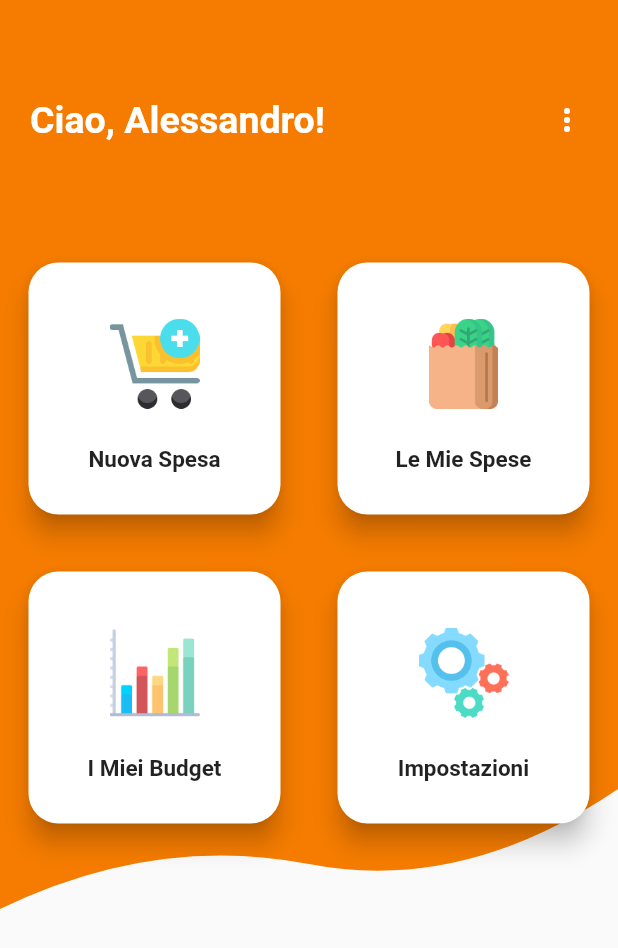
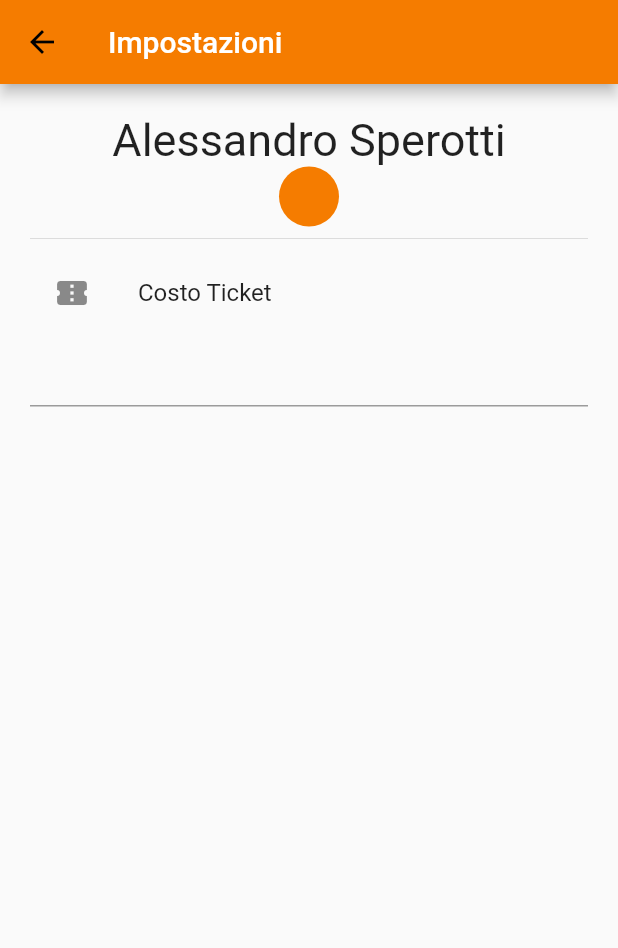
Before and after one commit to AleSpero/SmartTicket, a Flutter app: the screen it shows after launch, after a tap on "Impostazioni", on a phone screen of 412 x 824 dp. Shown: the top 948 px of the screen. Run offline on Flutter 3.47's test engine with Material 2 defaults, Android fonts, the phone set to English and light mode, and no system bars; our stand-ins replace percent_indicator, shared_preferences, sqflite; missing offline and left inert: simple_permissions; accounts and stored records are empty.

Commit message:
added almost every link with shoppingitems/products! + added wip ticket price sharedpreferences + added auto product check after ocr

```diff
--- a/smart_ticket/lib/HomeScreen.dart
+++ b/smart_ticket/lib/HomeScreen.dart
@@ -106,7 +106,8 @@ class _HomeScreenState extends State<HomeScreen> {
                           "assets/icons/settings.png",
                           width: 60,
                           height: 60,
-                        )))
+                        ),
+                    routeName: SmartTicketApp.ROUTE_SETTINGS,))
               ],
             )
         )]),
--- /dev/null
+++ b/smart_ticket/lib/SettingsScreen.dart
@@ -0,0 +1,47 @@
+import 'package:flutter/material.dart';
+import 'package:shared_preferences/shared_preferences.dart';
+
+
+class SettingsScreen extends StatefulWidget {
+  @override
+  _SettingsScreenState createState() => _SettingsScreenState();
+
+}
+
+class _SettingsScreenState extends State<SettingsScreen> {
+  @override
+  Widget build(BuildContext context) {
+    return Scaffold(
+      appBar: AppBar(
+        title: Text("Impostazioni"),
+      ),
+      body: Container(
+        padding: EdgeInsets.all(20),
+          child: Column(
+            mainAxisSize: MainAxisSize.min,
+        children: <Widget>[
+          Text("Alessandro Sperotti",
+              textAlign: TextAlign.center,
+              style: TextStyle(fontSize: 30)),
+          CircleAvatar(),
+          Divider(),
+          ListView(
+            shrinkWrap: true,
+            children: <Widget>[
+            ListTile(leading: Icon(Icons.confirmation_number), title: Text("Costo Ticket"),),
+            TextField(onChanged: (newValue){
+              setTicketPrice(newValue);
+            },)
+          ],)
+        ],
+      )),
+    );
+  }
+
+  void setTicketPrice(String price) async{
+
+    SharedPreferences prefs = await SharedPreferences.getInstance();
+    prefs.setDouble("ticketPrice", double.parse(price));
+  }
+
+}
--- a/smart_ticket/lib/helpers/OcrDebugView.dart
+++ b/smart_ticket/lib/helpers/OcrDebugView.dart
@@ -80,15 +80,15 @@ class OcrDebugViewState extends State<OcrDebugView> {
   }
 
   void checkProduct(Product product, String price) {
-    //Pop dialog
     //Ora dovrebbe essere un product
-    //TODO query db: PRima aggiorna product con costo e checked state a 1, poi salvalo sul db e poppa
     debugPrint('$price prezzo');
     product.cost = double.parse(price);
 
+    //TODO chiedi quanti prodotti ci sono (nel dialog) magari con bottoncini per aumentare/diminuire
     StDbHelper().updateProduct(product);
     debugPrint("Ci sono");
     Navigator.of(context).pop();
-    Navigator.of(context).pop();
+    //Id del prodotto poppato
+    Navigator.of(context).pop(product.id);
   }
 }
--- a/smart_ticket/lib/main.dart
+++ b/smart_ticket/lib/main.dart
@@ -2,6 +2,7 @@ import 'package:flutter/foundation.dart';
 import 'package:flutter/material.dart';
 import 'package:flutter/services.dart';
 import 'package:smart_ticket/HomeScreen.dart';
+import 'package:smart_ticket/SettingsScreen.dart';
 import 'package:smart_ticket/addproduct.dart';
 import 'package:smart_ticket/helpers/OcrDebugView.dart';
 import 'package:smart_ticket/ShoppingScreen.dart';
@@ -25,11 +26,14 @@ class SmartTicketApp extends StatelessWidget {
 
   static const String ROUTE_SHOP = "/shop";
   static const String ROUTE_HOME = "/";
+  static const String ROUTE_SETTINGS = "/settings";
   static const String ROUTE_SCAN = "/scan";
   static const String ROUTE_ADD_PRODUCT = "/add";
   static const String ROUTE_OCR_DEBUG = "/OcrDebugView";
   static const String ST_CHANNEL = "smartTicket";
   static const String OCR_METHOD = "startOcr";
+
+  static const String PREFERENCE_TICKET_PRICE = "ticketPrice";
 
   static var primarySwatch = MaterialColor(0xFFF57C00, // colorPrimary.value,
       {
@@ -66,6 +70,7 @@ class SmartTicketApp extends StatelessWidget {
 
   @override
   Widget build(BuildContext context) {
+
     return new MaterialApp(
       title: appTitle,
       theme: //TODO theme for ios
@@ -74,6 +79,7 @@ class SmartTicketApp extends StatelessWidget {
       routes: {
         //che è sto context tra parentesi?
         ROUTE_HOME: (context) => HomeScreen(),
+        ROUTE_SETTINGS: (context) => SettingsScreen(),
         ROUTE_SHOP: (context) => ShoppingScreen(title: appTitle),
         ROUTE_SCAN: (context) => ScanScreen(null, title: appTitle),
         ROUTE_ADD_PRODUCT: (context) => AddProductScreen(null, title: appTitle),
--- a/smart_ticket/lib/models/product.dart
+++ b/smart_ticket/lib/models/product.dart
@@ -20,6 +20,8 @@ class Product{
   String get categoryIcon => _categoryIcon;
   double get cost => _cost;
   int get id => _id;
+
+  get shoppingItemId => _shoppingItemId;
 
 
   set shoppingItemId(int value) {
--- a/smart_ticket/lib/widgets/productwidget.dart
+++ b/smart_ticket/lib/widgets/productwidget.dart
@@ -37,6 +37,8 @@ class ProductWidgetState extends State<ProductWidget> {
     var isAddScreenStyle = widget.itemStyle == ProductWidget.STYLE_ADDSCREEN;
 
     //  var isFromDialog = widget.itemStyle == ProductWidget.STYLE_FROMDIALOG;
+
+    if(widget._item.cost > 0) widget.checkBoxValue = true;
 
     var isAddedOrChecked = isAddScreenStyle
         ? (widget._shoppingItem.products
--- a/smart_ticket/pubspec.yaml
+++ b/smart_ticket/pubspec.yaml
@@ -9,6 +9,8 @@ dependencies:
   path_provider: ^0.4.1
   simple_permissions: ^0.1.9
   percent_indicator: ^1.0.10
+  shared_preferences: ^0.4.3
+
 
   # The following adds the Cupertino Icons font to your application.
   # Use with the CupertinoIcons class for iOS style icons.
```
Also changed, not shown: smart_ticket/lib/helpers/StDbHelper.dart (+12 -1 lines), smart_ticket/lib/helpers/TicketUtils.dart (+20 -2 lines), smart_ticket/lib/scan.dart (+31 -11 lines), smart_ticket/pubspec.lock, 3 other files.
